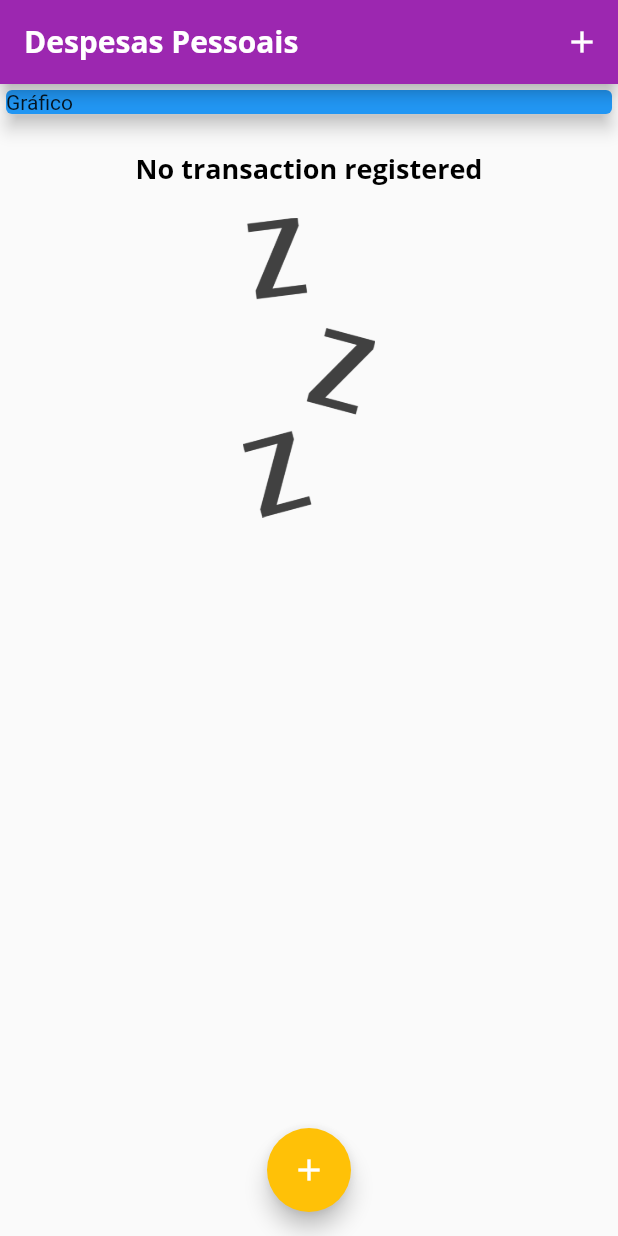
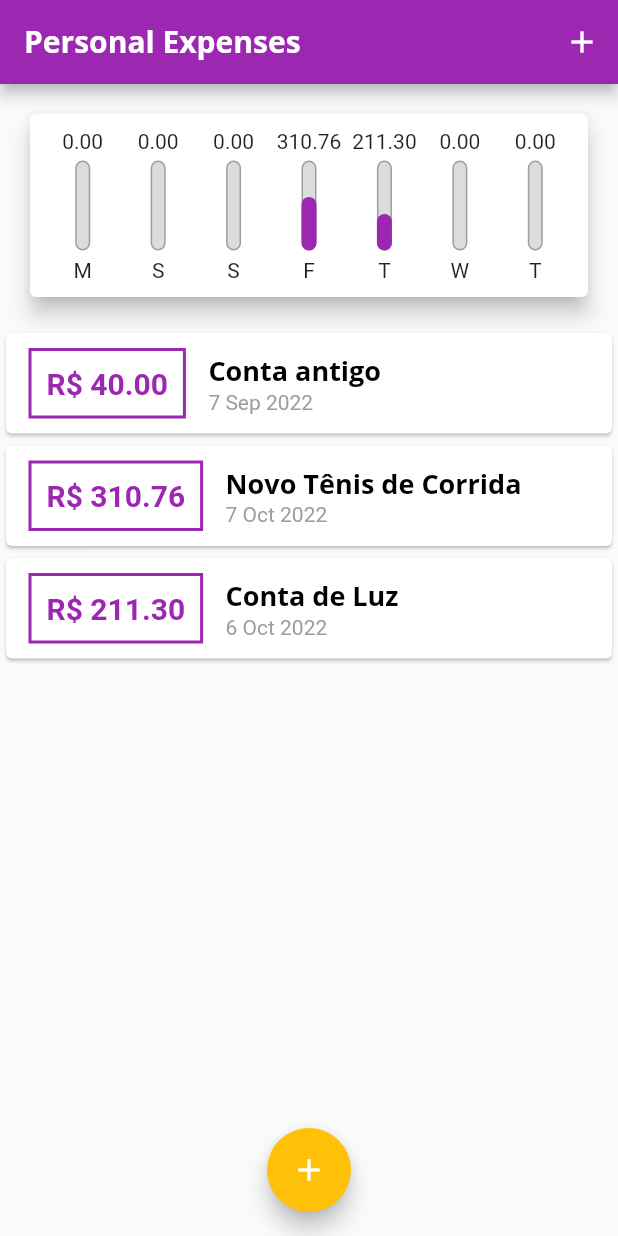
Before and after one commit to KetlenCamille/expenses, a Flutter app: the screen it shows after launch, on a phone screen of 412 x 824 dp. Run offline on Flutter 3.47's test engine with Material 2 defaults, Android fonts, the phone set to English and light mode, and no system bars.

Commit message:
Creating Chart and ChartBar

```diff
--- /dev/null
+++ b/lib/components/chart.dart
@@ -0,0 +1,62 @@
+import 'package:expenses/components/chart_bar.dart';
+import 'package:flutter/material.dart';
+import 'package:intl/intl.dart';
+import 'package:expenses/models/transaction.dart';
+
+class Chart extends StatelessWidget {
+  final List<Transaction> recentTransaction;
+
+  Chart(this.recentTransaction);
+
+  List<Map<String, dynamic>> get groupedTransactions {
+    return List.generate(7, (index) {
+      final weekDay = DateTime.now().subtract(Duration(days: index));
+
+      double totalSum = 0.0;
+      for (var i = 0; i < recentTransaction.length; i++) {
+        bool sameDay = recentTransaction[i].date.day == weekDay.day;
+        bool sameMonth = recentTransaction[i].date.month == weekDay.month;
+        bool sameYear = recentTransaction[i].date.year == weekDay.year;
+
+        if (sameDay && sameMonth && sameYear) {
+          totalSum += recentTransaction[i].value;
+        }
+      }
+      return {
+        'day': DateFormat.E().format(weekDay)[0],
+        'value': totalSum,
+      };
+    });
+  }
+
+  double get _weekTotalValue {
+    return groupedTransactions.fold(0.0, (sum, tr) {
+      return sum + tr['value'];
+    });
+  }
+
+  @override
+  Widget build(BuildContext context) {
+    groupedTransactions;
+    return Card(
+      elevation: 6,
+      margin: EdgeInsets.all(20),
+      child: Padding(
+        padding: const EdgeInsets.all(10),
+        child: Row(
+          mainAxisAlignment: MainAxisAlignment.spaceAround,
+          children: groupedTransactions.map((tr) {
+            return Flexible(
+              fit: FlexFit.tight,
+              child: ChartBar(
+                label: tr['day'].toString(),
+                value: tr['value'],
+                percentage: tr['value'] / _weekTotalValue,
+              ),
+            );
+          }).toList(),
+        ),
+      ),
+    );
+  }
+}
--- /dev/null
+++ b/lib/components/chart_bar.dart
@@ -0,0 +1,55 @@
+import 'package:flutter/material.dart';
+
+class ChartBar extends StatelessWidget {
+  final String label;
+  final double value;
+  final double percentage;
+
+  ChartBar({
+    required this.label,
+    required this.value,
+    required this.percentage,
+  });
+
+  @override
+  Widget build(BuildContext context) {
+    return Column(
+      children: [
+        FittedBox(
+          child: Text('${value.toStringAsFixed(2)}'),
+        ),
+        SizedBox(height: 5),
+        Container(
+          height: 60,
+          width: 10,
+          child: Stack(
+            alignment: Alignment.bottomCenter,
+            children: <Widget>[
+              Container(
+                decoration: BoxDecoration(
+                  border: Border.all(
+                    color: Colors.grey,
+                    width: 1.0,
+                  ),
+                  color: Color.fromRGBO(220, 220, 220, 1),
+                  borderRadius: BorderRadius.circular(5),
+                ),
+              ),
+              FractionallySizedBox(
+                heightFactor: percentage,
+                child: Container(
+                  decoration: BoxDecoration(
+                    color: Theme.of(context).colorScheme.primary,
+                    borderRadius: BorderRadius.circular(5),
+                  ),
+                ),
+              )
+            ],
+          ),
+        ),
+        SizedBox(height: 5),
+        Text(label)
+      ],
+    );
+  }
+}
--- a/lib/main.dart
+++ b/lib/main.dart
@@ -2,6 +2,7 @@ import 'package:flutter/material.dart';
 import 'dart:math';
 import './components/transaction_form.dart';
 import './components/transaction_list.dart';
+import 'components/chart.dart';
 import 'models/transaction.dart';
 
 main() => runApp(ExpensesApp());
@@ -45,19 +46,31 @@ class MyHomePage extends StatefulWidget {
 
 class _MyHomePageState extends State<MyHomePage> {
   final List<Transaction> _transactions = [
-    /*Transaction(
+    Transaction(
+      id: 't0',
+      title: 'Conta antigo',
+      value: 40.00,
+      date: DateTime.now().subtract(Duration(days: 33)),
+    ),
+    Transaction(
       id: 't1',
       title: 'Novo Tênis de Corrida',
       value: 310.76,
-      date: DateTime.now(),
+      date: DateTime.now().subtract(Duration(days: 3)),
     ),
     Transaction(
       id: 't2',
       title: 'Conta de Luz',
       value: 211.30,
-      date: DateTime.now(),
-    ),*/
+      date: DateTime.now().subtract(Duration(days: 4)),
+    ),
   ];
+
+  List<Transaction> get _recentTransactions {
+    return _transactions.where((tr) {
+      return tr.date.isAfter(DateTime.now().subtract(Duration(days: 7)));
+    }).toList();
+  }
 
   _addTransaction(String title, double value) {
     final newTransaction = Transaction(
@@ -88,7 +101,7 @@ class _MyHomePageState extends State<MyHomePage> {
     return Scaffold(
       appBar: AppBar(
         title: Text(
-          'Despesas Pessoais',
+          'Personal Expenses',
         ),
         actions: <Widget>[
           IconButton(
@@ -101,14 +114,7 @@ class _MyHomePageState extends State<MyHomePage> {
         child: Column(
           crossAxisAlignment: CrossAxisAlignment.stretch,
           children: <Widget>[
-            Container(
-              width: double.infinity,
-              child: Card(
-                color: Colors.blue,
-                child: Text('Gráfico'),
-                elevation: 5,
-              ),
-            ),
+            Chart(_recentTransactions),
             TransactionList(_transactions),
           ],
         ),
```
